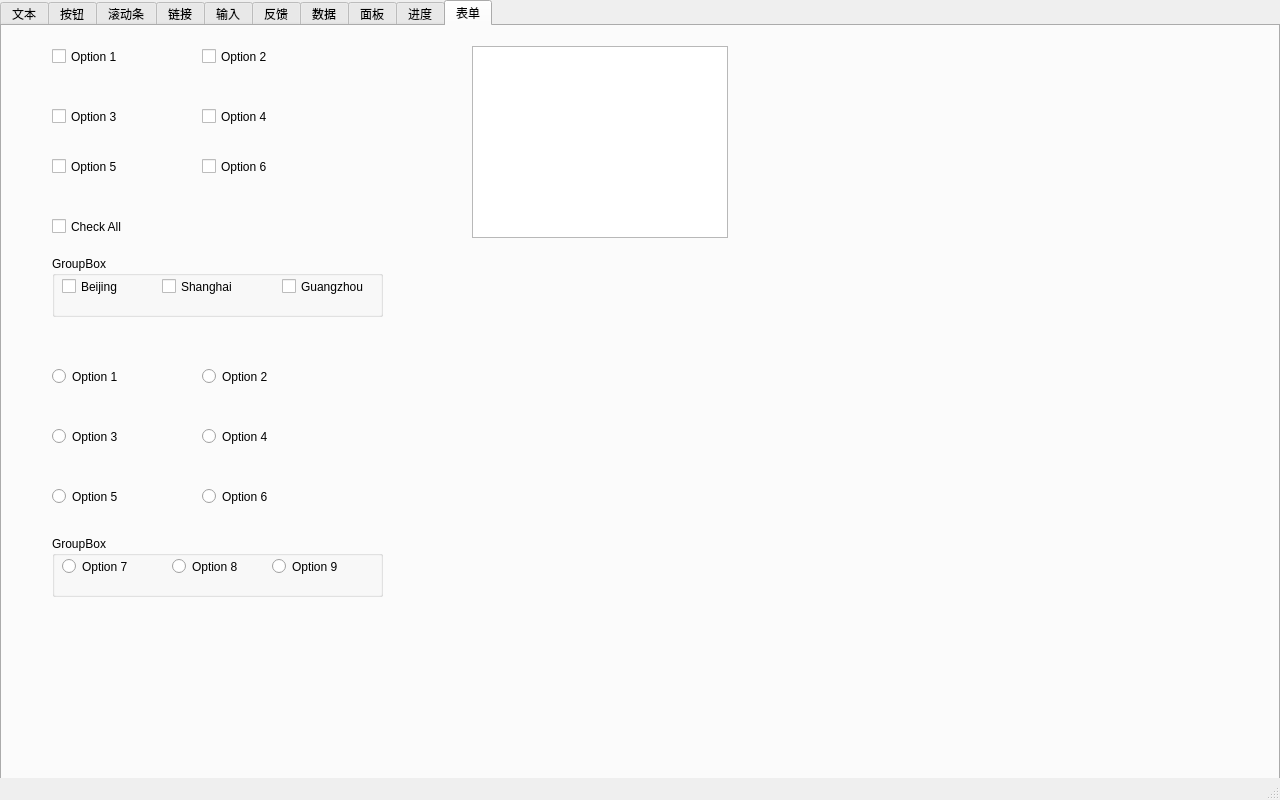
Qt form examples/mainwindow.ui (yyx-dev/qt-element-ui) before a commit.
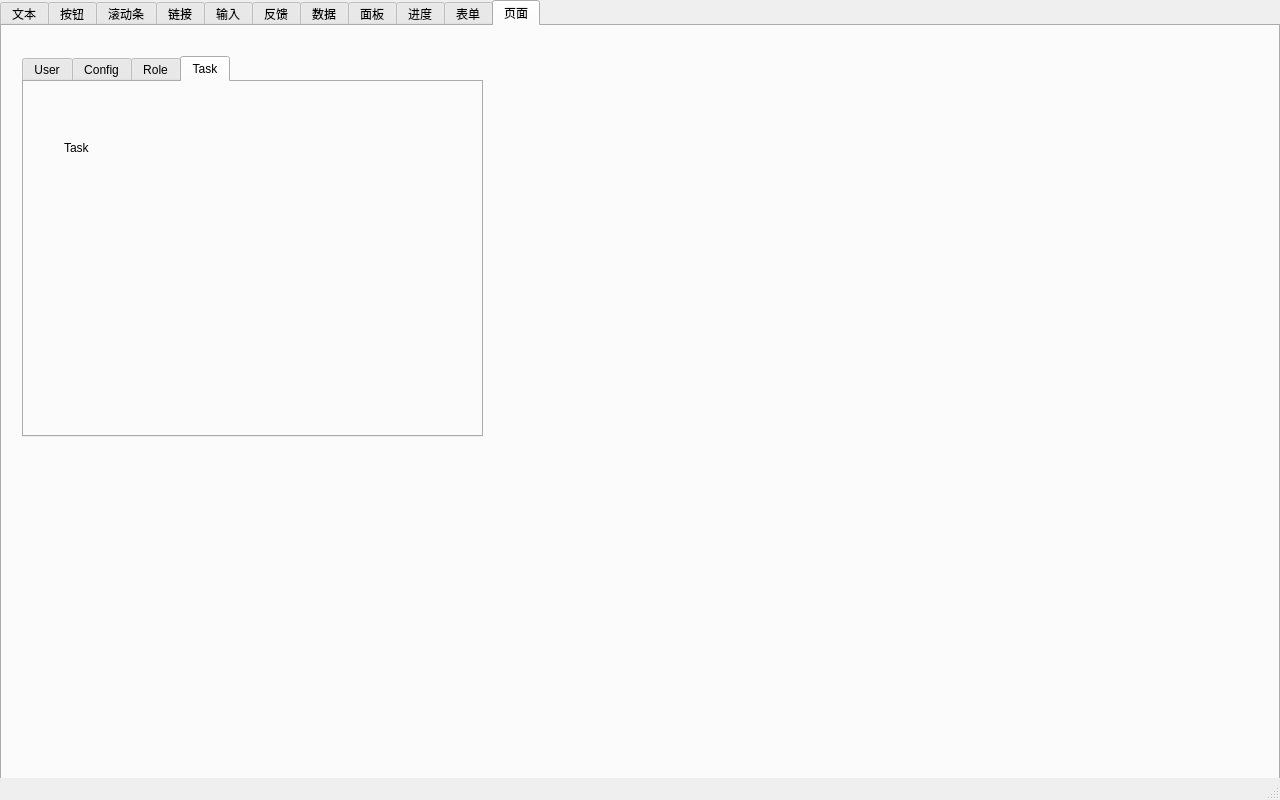
The same form after that commit. Custom widgets are drawn as their Qt base class.

```diff
--- a/examples/mainwindow.ui
+++ b/examples/mainwindow.ui
@@ -27,7 +27,7 @@
      <enum>QTabWidget::Rounded</enum>
     </property>
     <property name="currentIndex">
-     <number>9</number>
+     <number>10</number>
     </property>
     <property name="elideMode">
      <enum>Qt::ElideNone</enum>
@@ -2184,8 +2184,8 @@
        <rect>
         <x>470</x>
         <y>20</y>
-        <width>256</width>
-        <height>192</height>
+        <width>211</width>
+        <height>531</height>
        </rect>
       </property>
       <attribute name="headerVisible">
@@ -2198,6 +2198,96 @@
       </column>
      </widget>
     </widget>
+    <widget class="QWidget" name="tab_10">
+     <attribute name="title">
+      <string>页面</string>
+     </attribute>
+     <widget class="Element::Tabs" name="tabs">
+      <property name="geometry">
+       <rect>
+        <x>20</x>
+        <y>30</y>
+        <width>461</width>
+        <height>381</height>
+       </rect>
+      </property>
+      <property name="currentIndex">
+       <number>3</number>
+      </property>
+      <widget class="QWidget" name="tab1_tabs">
+       <attribute name="title">
+        <string>User</string>
+       </attribute>
+       <widget class="QLabel" name="label_user">
+        <property name="geometry">
+         <rect>
+          <x>40</x>
+          <y>40</y>
+          <width>121</width>
+          <height>51</height>
+         </rect>
+        </property>
+        <property name="text">
+         <string>User</string>
+        </property>
+       </widget>
+      </widget>
+      <widget class="QWidget" name="tab2_tabs">
+       <attribute name="title">
+        <string>Config</string>
+       </attribute>
+       <widget class="QLabel" name="label_config">
+        <property name="geometry">
+         <rect>
+          <x>40</x>
+          <y>40</y>
+          <width>121</width>
+          <height>51</height>
+         </rect>
+        </property>
+        <property name="text">
+         <string>Config</string>
+        </property>
+       </widget>
+      </widget>
+      <widget class="QWidget" name="tab3_tabs">
+       <attribute name="title">
+        <string>Role</string>
+       </attribute>
+       <widget class="QLabel" name="label_role">
+        <property name="geometry">
+         <rect>
+          <x>40</x>
+          <y>40</y>
+          <width>121</width>
+          <height>51</height>
+         </rect>
+        </property>
+        <property name="text">
+         <string>Role</string>
+        </property>
+       </widget>
+      </widget>
+      <widget class="QWidget" name="tab4_tabs">
+       <attribute name="title">
+        <string>Task</string>
+       </attribute>
+       <widget class="QLabel" name="label_task">
+        <property name="geometry">
+         <rect>
+          <x>40</x>
+          <y>40</y>
+          <width>121</width>
+          <height>51</height>
+         </rect>
+        </property>
+        <property name="text">
+         <string>Task</string>
+        </property>
+       </widget>
+      </widget>
+     </widget>
+    </widget>
    </widget>
   </widget>
   <widget class="QStatusBar" name="statusbar"/>
@@ -2348,6 +2438,12 @@
    <extends>QTreeWidget</extends>
    <header location="global">menu.h</header>
   </customwidget>
+  <customwidget>
+   <class>Element::Tabs</class>
+   <extends>QTabWidget</extends>
+   <header location="global">tabs.h</header>
+   <container>1</container>
+  </customwidget>
  </customwidgets>
  <resources/>
  <connections/>
```
